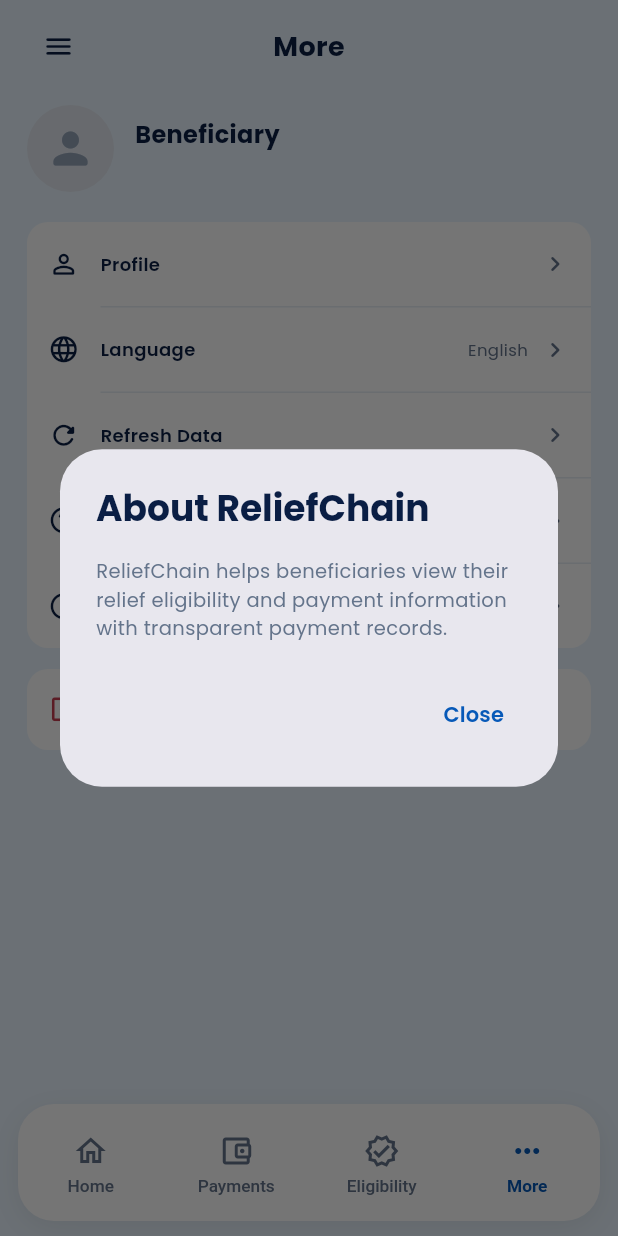
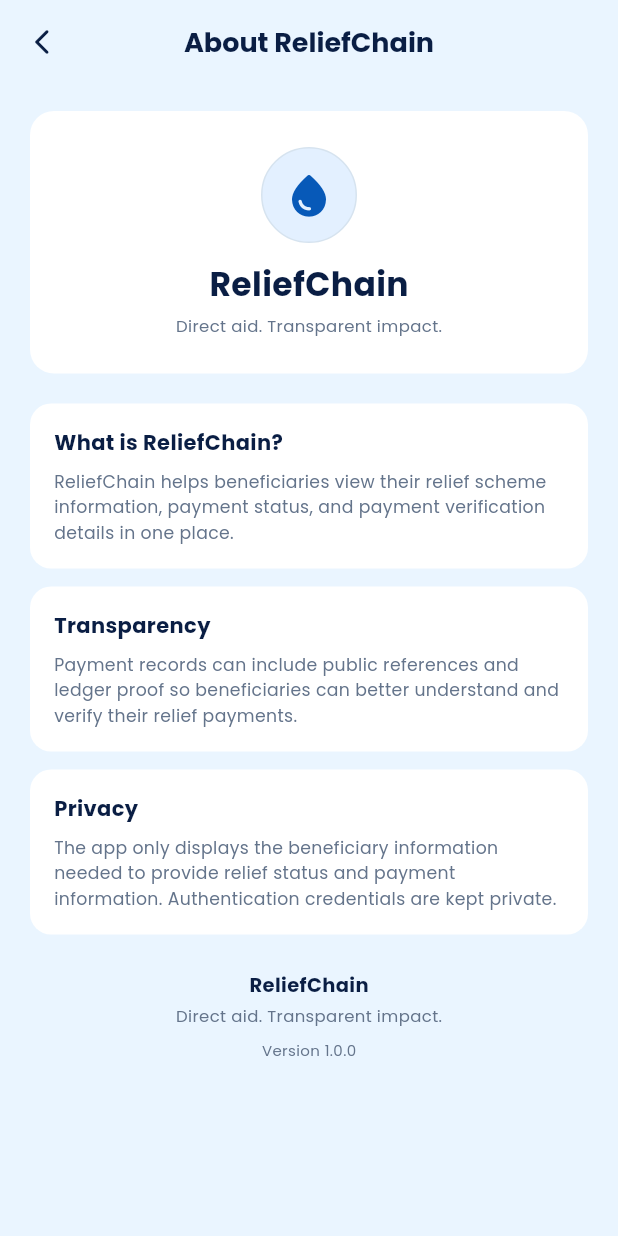
Before and after one commit to kensh1ken/ReliefChain, a Flutter app: the HomeScreen screen opened directly, item 4 of the bottom bar chosen, after a tap on "About ReliefChain", on a phone screen of 412 x 824 dp. Run offline on Flutter 3.47's test engine with Material 3 defaults, Android fonts, the phone set to English and light mode, and no system bars; our stand-ins replace dio, flutter_secure_storage, google_fonts; accounts and stored records are empty; network calls fail.

Commit message:
APP18 : About/Help&Support Pages

```diff
--- /dev/null
+++ b/mobile/lib/screens/about/about_screen.dart
@@ -0,0 +1,205 @@
+import 'package:flutter/material.dart';
+import 'package:google_fonts/google_fonts.dart';
+import 'package:reliefchain/utils/colors.dart';
+
+class AboutScreen extends StatelessWidget {
+  const AboutScreen({super.key});
+
+  @override
+  Widget build(BuildContext context) {
+    return Scaffold(
+      backgroundColor: AppColors.background,
+      appBar: AppBar(
+        backgroundColor: Colors.transparent,
+        elevation: 0,
+        leading: IconButton(
+          onPressed: () => Navigator.of(context).pop(),
+          icon: const Icon(
+            Icons.arrow_back_ios_new_rounded,
+            color: AppColors.navy,
+            size: 20,
+          ),
+        ),
+        title: Text(
+          'About ReliefChain',
+          style: GoogleFonts.poppins(
+            color: AppColors.navy,
+            fontSize: 18,
+            fontWeight: FontWeight.w700,
+          ),
+        ),
+        centerTitle: true,
+      ),
+      body: ListView(
+        padding: const EdgeInsets.fromLTRB(20, 8, 20, 30),
+        children: [
+          const SizedBox(height: 10),
+
+          _BrandCard(),
+
+          const SizedBox(height: 20),
+
+          _InfoSection(
+            title: 'What is ReliefChain?',
+            text:
+                'ReliefChain helps beneficiaries view their '
+                'relief scheme information, payment status, '
+                'and payment verification details in one place.',
+          ),
+
+          const SizedBox(height: 12),
+
+          _InfoSection(
+            title: 'Transparency',
+            text:
+                'Payment records can include public references '
+                'and ledger proof so beneficiaries can better '
+                'understand and verify their relief payments.',
+          ),
+
+          const SizedBox(height: 12),
+
+          _InfoSection(
+            title: 'Privacy',
+            text:
+                'The app only displays the beneficiary '
+                'information needed to provide relief status '
+                'and payment information. Authentication '
+                'credentials are kept private.',
+          ),
+
+          const SizedBox(height: 24),
+
+          Center(
+            child: Column(
+              children: [
+                Text(
+                  'ReliefChain',
+                  style: GoogleFonts.poppins(
+                    color: AppColors.navy,
+                    fontSize: 13,
+                    fontWeight: FontWeight.w700,
+                  ),
+                ),
+                const SizedBox(height: 3),
+                Text(
+                  'Direct aid. Transparent impact.',
+                  style: GoogleFonts.poppins(
+                    color: AppColors.muted,
+                    fontSize: 11,
+                  ),
+                ),
+                const SizedBox(height: 8),
+                Text(
+                  'Version 1.0.0',
+                  style: GoogleFonts.poppins(
+                    color: AppColors.muted,
+                    fontSize: 10,
+                  ),
+                ),
+              ],
+            ),
+          ),
+        ],
+      ),
+    );
+  }
+}
+
+class _BrandCard extends StatelessWidget {
+  const _BrandCard();
+
+  @override
+  Widget build(BuildContext context) {
+    return Container(
+      padding: const EdgeInsets.symmetric(
+        vertical: 24,
+        horizontal: 18,
+      ),
+      decoration: BoxDecoration(
+        color: AppColors.white,
+        borderRadius: BorderRadius.circular(16),
+      ),
+      child: Column(
+        children: [
+          Container(
+            width: 64,
+            height: 64,
+            decoration: BoxDecoration(
+              color: AppColors.primaryLight,
+              shape: BoxShape.circle,
+              border: Border.all(
+                color: AppColors.border,
+              ),
+            ),
+            child: const Icon(
+              Icons.water_drop_rounded,
+              size: 34,
+              color: AppColors.primary,
+            ),
+          ),
+          const SizedBox(height: 12),
+          Text(
+            'ReliefChain',
+            style: GoogleFonts.poppins(
+              color: AppColors.navy,
+              fontSize: 22,
+              fontWeight: FontWeight.w700,
+            ),
+          ),
+          const SizedBox(height: 4),
+          Text(
+            'Direct aid. Transparent impact.',
+            style: GoogleFonts.poppins(
+              color: AppColors.muted,
+              fontSize: 11,
+            ),
+          ),
+        ],
+      ),
+    );
+  }
+}
+
+class _InfoSection extends StatelessWidget {
+  final String title;
+  final String text;
+
+  const _InfoSection({
+    required this.title,
+    required this.text,
+  });
+
+  @override
+  Widget build(BuildContext context) {
+    return Container(
+      padding: const EdgeInsets.all(16),
+      decoration: BoxDecoration(
+        color: AppColors.white,
+        borderRadius: BorderRadius.circular(14),
+      ),
+      child: Column(
+        crossAxisAlignment: CrossAxisAlignment.start,
+        children: [
+          Text(
+            title,
+            style: GoogleFonts.poppins(
+              color: AppColors.navy,
+              fontSize: 14,
+              fontWeight: FontWeight.w700,
+            ),
+          ),
+          const SizedBox(height: 7),
+          Text(
+            text,
+            style: GoogleFonts.poppins(
+              color: AppColors.muted,
+              fontSize: 11.5,
+              height: 1.5,
+            ),
+          ),
+        ],
+      ),
+    );
+  }
+}
--- a/mobile/lib/screens/utils/more_screen.dart
+++ b/mobile/lib/screens/utils/more_screen.dart
@@ -1,6 +1,8 @@
 import 'package:flutter/material.dart';
 import 'package:google_fonts/google_fonts.dart';
 import 'package:provider/provider.dart';
+import 'package:reliefchain/screens/about/about_screen.dart';
+import 'package:reliefchain/screens/help/help_support_screen.dart';
 import 'package:reliefchain/screens/user/profile_screen.dart';
 import 'package:reliefchain/screens/utils/settings_screen.dart';
 import 'package:reliefchain/utils/colors.dart';
@@ -101,7 +103,12 @@
                       icon: Icons.help_outline_rounded,
                       title: 'Help & Support',
                       onTap: () {
-                        _showHelp(context);
+                        Navigator.of(context).push(
+                          MaterialPageRoute(
+                            builder: (_) =>
+                                const HelpSupportScreen(),
+                          ),
+                        );
                       },
                     ),
                     const _MenuDivider(),
@@ -109,7 +116,12 @@
                       icon: Icons.info_outline_rounded,
                       title: 'About ReliefChain',
                       onTap: () {
-                        _showAbout(context);
+                        Navigator.of(context).push(
+                          MaterialPageRoute(
+                            builder: (_) =>
+                                const AboutScreen(),
+                          ),
+                        );
                       },
                     ),
                   ],
@@ -128,82 +140,6 @@
     );
   }
 
-  void _showHelp(BuildContext context) {
-    showDialog<void>(
-      context: context,
-      builder: (context) {
-        return AlertDialog(
-          title: Text(
-            'Help & Support',
-            style: GoogleFonts.poppins(
-              fontWeight: FontWeight.w700,
-              color: AppColors.navy,
-            ),
-          ),
-          content: Text(
-            'For now, please contact your relief coordinator '
-            'for assistance with your payment or eligibility.',
-            style: GoogleFonts.poppins(
-              color: AppColors.muted,
-              fontSize: 13,
-              height: 1.5,
-            ),
-          ),
-          actions: [
-            TextButton(
-              onPressed: () => Navigator.pop(context),
-              child: Text(
-                'Close',
-                style: GoogleFonts.poppins(
-                  color: AppColors.primary,
-                  fontWeight: FontWeight.w600,
-                ),
-              ),
-            ),
-          ],
-        );
-      },
-    );
-  }
-
-  void _showAbout(BuildContext context) {
-    showDialog<void>(
-      context: context,
-      builder: (context) {
-        return AlertDialog(
-          title: Text(
-            'About ReliefChain',
-            style: GoogleFonts.poppins(
-              fontWeight: FontWeight.w700,
-              color: AppColors.navy,
-            ),
-          ),
-          content: Text(
-            'ReliefChain helps beneficiaries view their '
-            'relief eligibility and payment information '
-            'with transparent payment records.',
-            style: GoogleFonts.poppins(
-              color: AppColors.muted,
-              fontSize: 13,
-              height: 1.5,
-            ),
-          ),
-          actions: [
-            TextButton(
-              onPressed: () => Navigator.pop(context),
-              child: Text(
-                'Close',
-                style: GoogleFonts.poppins(
-                  color: AppColors.primary,
-                  fontWeight: FontWeight.w600,
-                ),
-              ),
-            ),
-          ],
-        );
-      },
-    );
-  }
 }
 
 class _Header extends StatelessWidget {
```
Also changed, not shown: mobile/lib/screens/help/help_support_screen.dart (added, +268 -0 lines).
